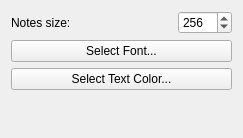
First picture: the form in applets/notes/config.ui, repository KDE/kdeplasma-addons, before the edit.
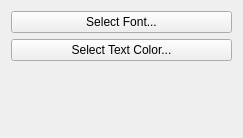
Second picture: the form after the edit. Custom widgets are drawn as their Qt base class.

Commit message: stop (mis)managing our own size

The edit to the form file:
```diff
--- a/applets/notes/config.ui
+++ b/applets/notes/config.ui
@@ -9,51 +9,22 @@
     <height>138</height>
    </rect>
   </property>
-  <layout class="QGridLayout" >
-   <item row="0" column="0" >
-    <widget class="QLabel" name="label_2" >
-     <property name="text" >
-      <string>Notes size:</string>
-     </property>
-    </widget>
-   </item>
-   <item row="0" column="1" >
-    <widget class="QSpinBox" name="sizeSpinBox" >
-     <property name="sizePolicy" >
-      <sizepolicy vsizetype="Fixed" hsizetype="Maximum" >
-       <horstretch>0</horstretch>
-       <verstretch>0</verstretch>
-      </sizepolicy>
-     </property>
-     <property name="minimum" >
-      <number>50</number>
-     </property>
-     <property name="maximum" >
-      <number>1024</number>
-     </property>
-     <property name="singleStep" >
-      <number>5</number>
-     </property>
-     <property name="value" >
-      <number>256</number>
-     </property>
-    </widget>
-   </item>
-   <item row="1" column="0" colspan="2" >
+  <layout class="QVBoxLayout" >
+   <item>
     <widget class="KPushButton" name="fontSelectButton" >
      <property name="text" >
       <string>Select Font...</string>
      </property>
     </widget>
    </item>
-   <item row="2" column="0" colspan="2" >
+   <item>
     <widget class="KPushButton" name="colorSelectButton" >
      <property name="text" >
       <string>Select Text Color...</string>
      </property>
     </widget>
    </item>
-   <item row="3" column="0" colspan="2" >
+   <item>
     <spacer>
      <property name="orientation" >
       <enum>Qt::Vertical</enum>
```
The commit also changes 2 other files.
